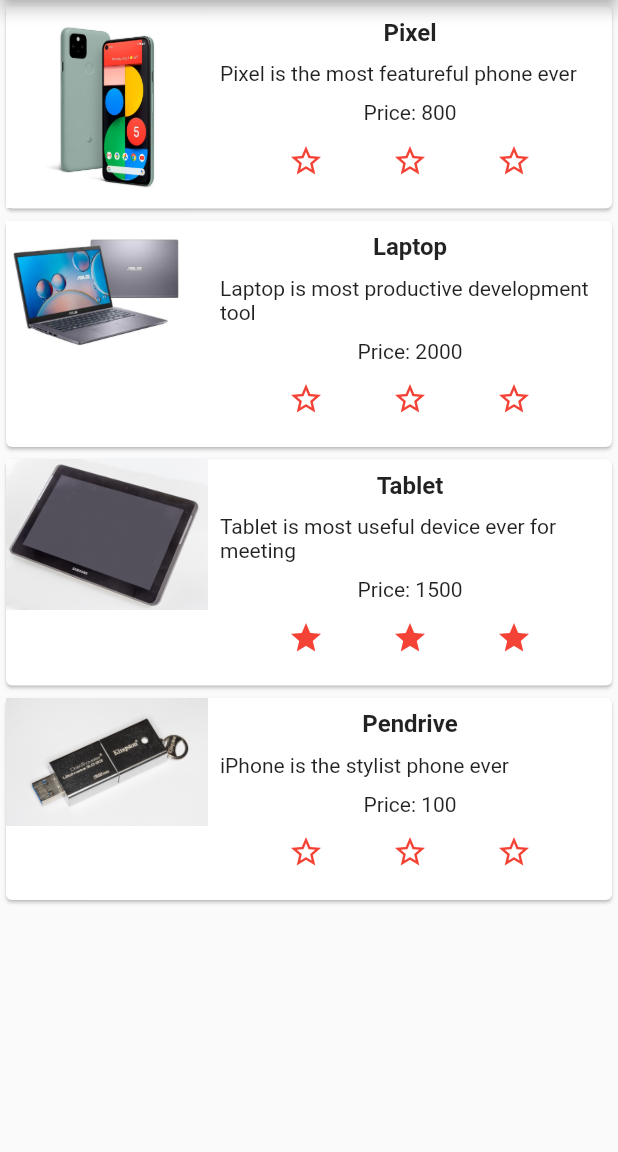
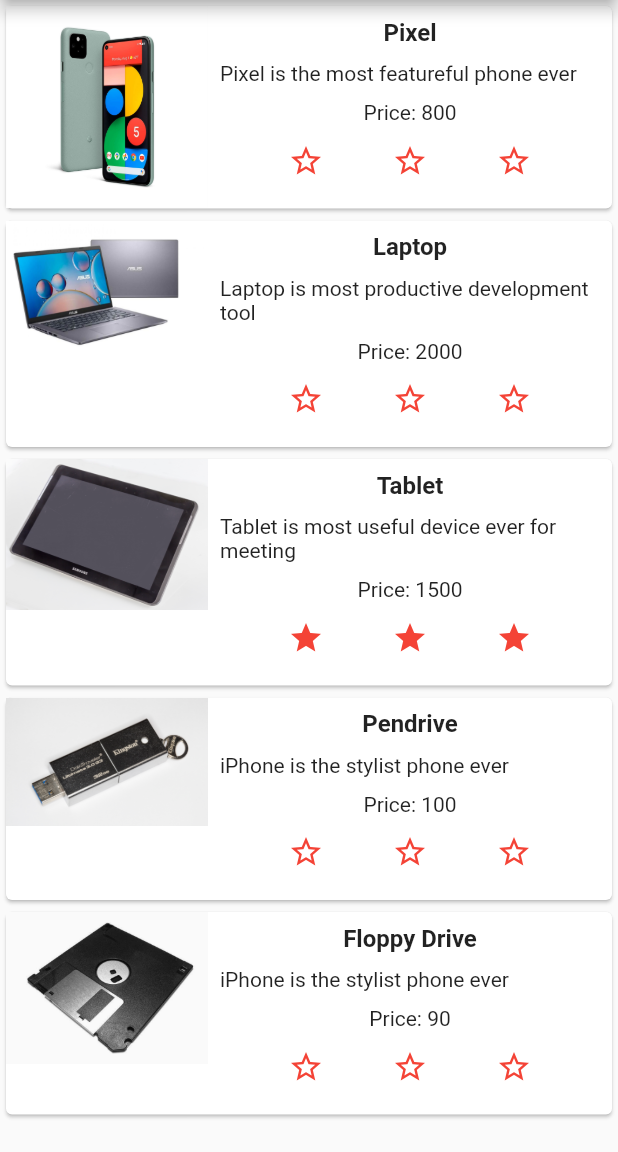
Before and after one commit to risdatamamal/listview_app, a Flutter app: the screen it shows after launch, on a phone screen of 412 x 824 dp, the part 84-1236 px from its top. Run offline on Flutter 3.47's test engine with Material 2 defaults, Android fonts, the phone set to English and light mode, and no system bars.

Commit message:
update Floppy

```diff
--- a/lib/product_navigation.dart
+++ b/lib/product_navigation.dart
@@ -52,4 +52,14 @@ var productNavigationList = [
       color: Colors.red,
     ),
   ),
+  ProductNavigation(
+    name: 'Floppy Drive',
+    description: 'iPhone is the stylist phone ever',
+    imageAsset: 'images/floppy.jpg',
+    price: '90',
+    icons: Icon(
+      Icons.star_border,
+      color: Colors.red,
+    ),
+  ),
 ];
--- a/pubspec.yaml
+++ b/pubspec.yaml
@@ -50,6 +50,7 @@ flutter:
     - images/pendrive.jpg
     - images/pixel.jpg
     - images/tablet.jpg
+    - images/floppy.jpg
 
   # An image asset can refer to one or more resolution-specific "variants", see
   # https://flutter.dev/assets-and-images/#resolution-aware.
```
Also changed, not shown: images/floppy.jpg (added).
